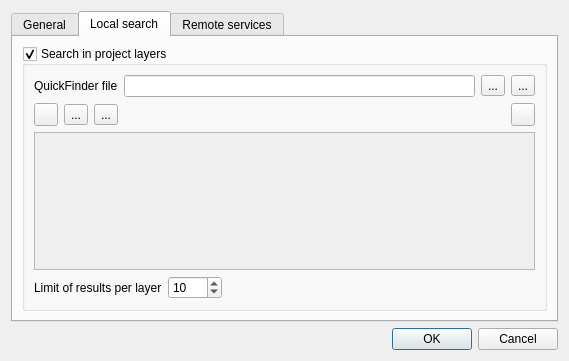
Above: ui/ui_configuration.ui from 3nids/quickfinder before the change. Below: the same form after it.
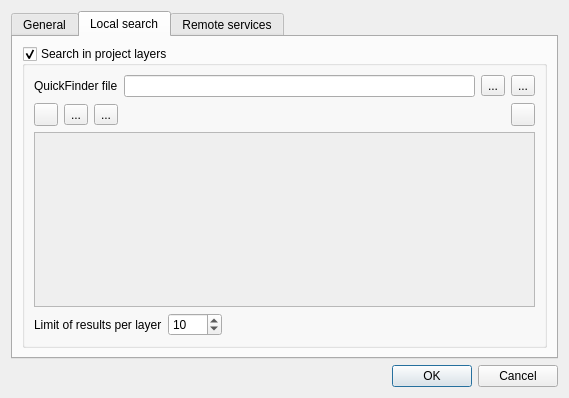
That is the form after the change. Icons and pictures are not drawn.

The edit to the form file:
```diff
--- a/ui/ui_configuration.ui
+++ b/ui/ui_configuration.ui
@@ -7,7 +7,7 @@
     <x>0</x>
     <y>0</y>
     <width>569</width>
-    <height>361</height>
+    <height>398</height>
    </rect>
   </property>
   <property name="windowTitle">
@@ -274,6 +274,9 @@
             <property name="selectionBehavior">
              <enum>QAbstractItemView::SelectRows</enum>
             </property>
+            <attribute name="verticalHeaderVisible">
+             <bool>false</bool>
+            </attribute>
            </widget>
           </item>
           <item row="3" column="0">
@@ -316,19 +319,6 @@
          </layout>
         </widget>
        </item>
-       <item>
-        <spacer name="verticalSpacer_5">
-         <property name="orientation">
-          <enum>Qt::Vertical</enum>
-         </property>
-         <property name="sizeHint" stdset="0">
-          <size>
-           <width>20</width>
-           <height>40</height>
-          </size>
-         </property>
-        </spacer>
-       </item>
       </layout>
      </widget>
      <widget class="QWidget" name="servicesTab">
```
Left out of the diff: 2 changed lines with no effect on the pictures.
